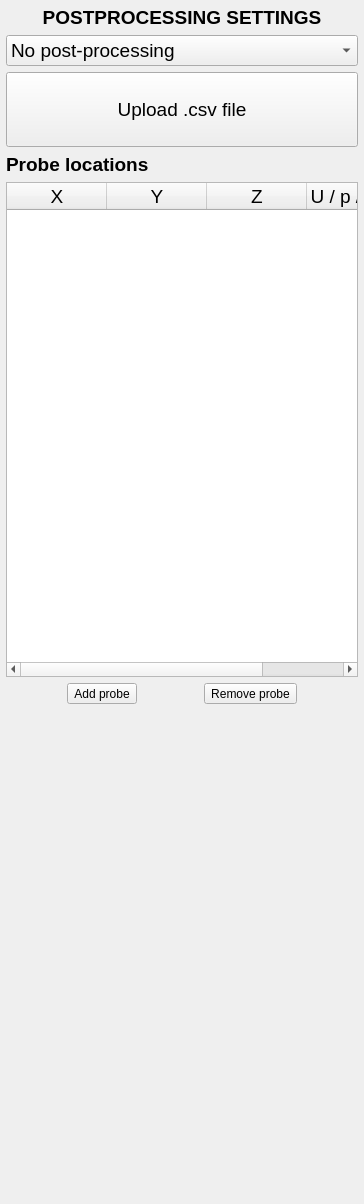
Above: EVENTS/GeoClawOpenFOAM/postprocess.ui from NHERI-SimCenter/HydroUQ before the change. Below: the same form after it.
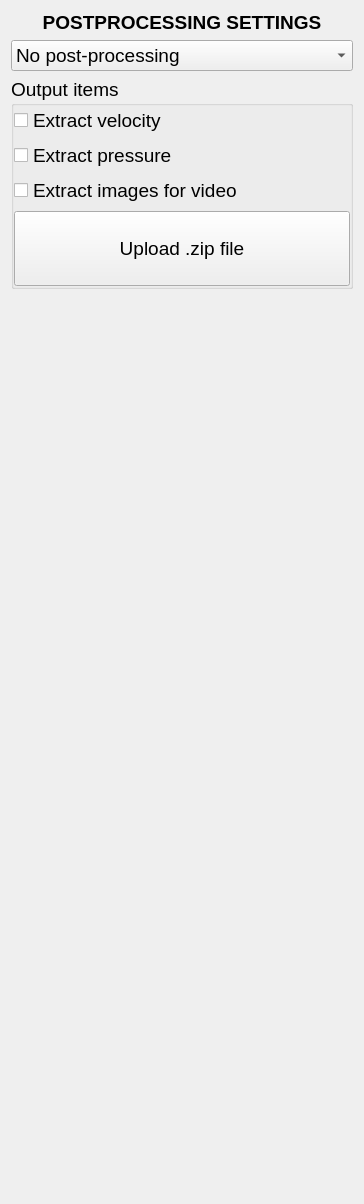
That is the form after the change.

Diff of the .ui file:
```diff
--- a/EVENTS/GeoClawOpenFOAM/postprocess.ui
+++ b/EVENTS/GeoClawOpenFOAM/postprocess.ui
@@ -13,19 +13,7 @@
   <property name="windowTitle">
    <string>Frame</string>
   </property>
-  <layout class="QVBoxLayout" name="verticalLayout_2">
-   <property name="leftMargin">
-    <number>6</number>
-   </property>
-   <property name="topMargin">
-    <number>6</number>
-   </property>
-   <property name="rightMargin">
-    <number>6</number>
-   </property>
-   <property name="bottomMargin">
-    <number>6</number>
-   </property>
+  <layout class="QVBoxLayout" name="verticalLayout_3">
    <item>
     <widget class="QLabel" name="Lbl_H1">
      <property name="font">
@@ -42,7 +30,7 @@
     </widget>
    </item>
    <item>
-    <widget class="QComboBox" name="CmB_Probelocation">
+    <widget class="QComboBox" name="CmB_PPFlag">
      <property name="font">
       <font>
        <pointsize>14</pointsize>
@@ -64,15 +52,65 @@
        <string>Manually add probes</string>
       </property>
      </item>
+    </widget>
+   </item>
      <item>
+    <widget class="QGroupBox" name="OpGroupBox">
+     <property name="font">
+      <font>
+       <pointsize>14</pointsize>
+       <weight>50</weight>
+       <bold>false</bold>
+      </font>
+     </property>
+     <property name="title">
+      <string>Output items</string>
+     </property>
+     <layout class="QVBoxLayout" name="verticalLayout_2">
+      <property name="leftMargin">
+       <number>0</number>
+      </property>
+      <property name="topMargin">
+       <number>0</number>
+      </property>
+      <property name="rightMargin">
+       <number>0</number>
+      </property>
+      <property name="bottomMargin">
+       <number>0</number>
+      </property>
+      <item>
+       <layout class="QVBoxLayout" name="verticalLayout">
+        <item>
+         <widget class="QCheckBox" name="ChB_Velocity">
+          <property name="toolTip">
+           <string>Select if velocity needs to be extracted</string>
+          </property>
       <property name="text">
-       <string>Upload .csv file </string>
-      </property>
-     </item>
+           <string>Extract velocity</string>
+          </property>
+         </widget>
+        </item>
+        <item>
+         <widget class="QCheckBox" name="ChB_Pressure">
+          <property name="toolTip">
+           <string>Select if pressure needs to be extracted</string>
+          </property>
+          <property name="text">
+           <string>Extract pressure</string>
+          </property>
     </widget>
    </item>
    <item>
-    <layout class="QHBoxLayout" name="HLY_Files">
+         <widget class="QCheckBox" name="ChB_Images">
+          <property name="toolTip">
+           <string>Select if images need to be extracted</string>
+          </property>
+          <property name="text">
+           <string>Extract images for video</string>
+          </property>
+         </widget>
+        </item>
      <item>
       <widget class="QPushButton" name="Btn_UploadFiles">
        <property name="font">
@@ -88,104 +126,25 @@
        </property>
        <property name="text">
         <string>
-Upload .csv file
+Upload .zip file
 </string>
        </property>
       </widget>
      </item>
     </layout>
    </item>
-   <item>
-    <widget class="QLabel" name="Lbl_Probes">
-     <property name="font">
-      <font>
-       <pointsize>14</pointsize>
-       <weight>75</weight>
-       <bold>true</bold>
-      </font>
-     </property>
-     <property name="focusPolicy">
-      <enum>Qt::ClickFocus</enum>
-     </property>
-     <property name="text">
-      <string>&lt;html&gt;&lt;head/&gt;&lt;body&gt;&lt;p&gt;Probe locations&lt;/p&gt;&lt;/body&gt;&lt;/html&gt;</string>
-     </property>
-    </widget>
-   </item>
-   <item>
-    <widget class="QTableWidget" name="Tbl_Probes">
-     <property name="font">
-      <font>
-       <pointsize>14</pointsize>
-      </font>
-     </property>
-     <property name="toolTip">
-      <string>Table of segments along the length of the flume</string>
-     </property>
-     <property name="toolTipDuration">
-      <number>10000</number>
-     </property>
-     <column>
-      <property name="text">
-       <string>X</string>
-      </property>
-     </column>
-     <column>
-      <property name="text">
-       <string>Y</string>
-      </property>
-     </column>
-     <column>
-      <property name="text">
-       <string>Z</string>
-      </property>
-     </column>
-     <column>
-      <property name="text">
-       <string>U / p / both</string>
-      </property>
-     </column>
-    </widget>
-   </item>
-   <item>
-    <layout class="QHBoxLayout" name="HLY_Probe">
-     <item>
-      <widget class="QToolButton" name="Btn_AddProbe">
-       <property name="toolTip">
-        <string>Add segment along the length of the flume</string>
-       </property>
-       <property name="toolTipDuration">
-        <number>10000</number>
-       </property>
-       <property name="text">
-        <string>Add probe</string>
-       </property>
-      </widget>
-     </item>
-     <item>
-      <widget class="QToolButton" name="Btn_RemProbe">
-       <property name="toolTip">
-        <string>Remove segment along the length of the flume</string>
-       </property>
-       <property name="toolTipDuration">
-        <number>10000</number>
-       </property>
-       <property name="text">
-        <string>Remove probe</string>
-       </property>
-      </widget>
-     </item>
-    </layout>
+     </layout>
+    </widget>
    </item>
    <item>
-    <spacer name="VSp">
+    <spacer name="Vsp_PP">
      <property name="orientation">
       <enum>Qt::Vertical</enum>
      </property>
      <property name="sizeHint" stdset="0">
       <size>
        <width>20</width>
-       <height>214</height>
+       <height>1017</height>
       </size>
      </property>
     </spacer>
```
Left out of the diff: 4 changed lines with no effect on the pictures. Lines whose indentation alone changed are shown as unchanged.
